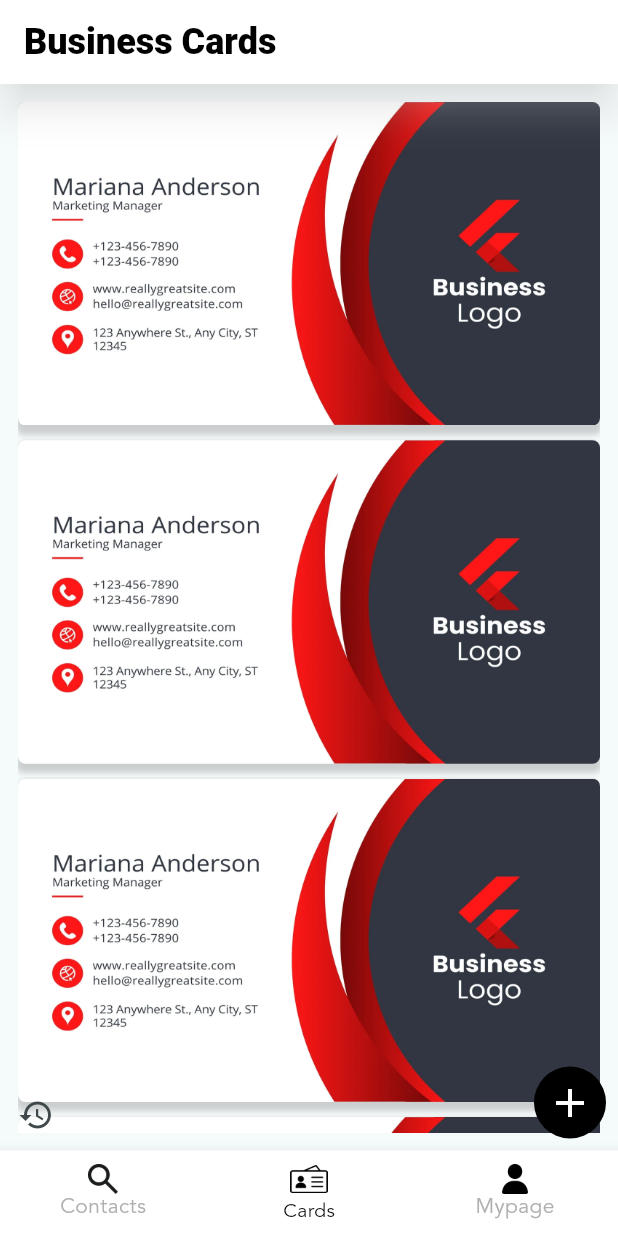
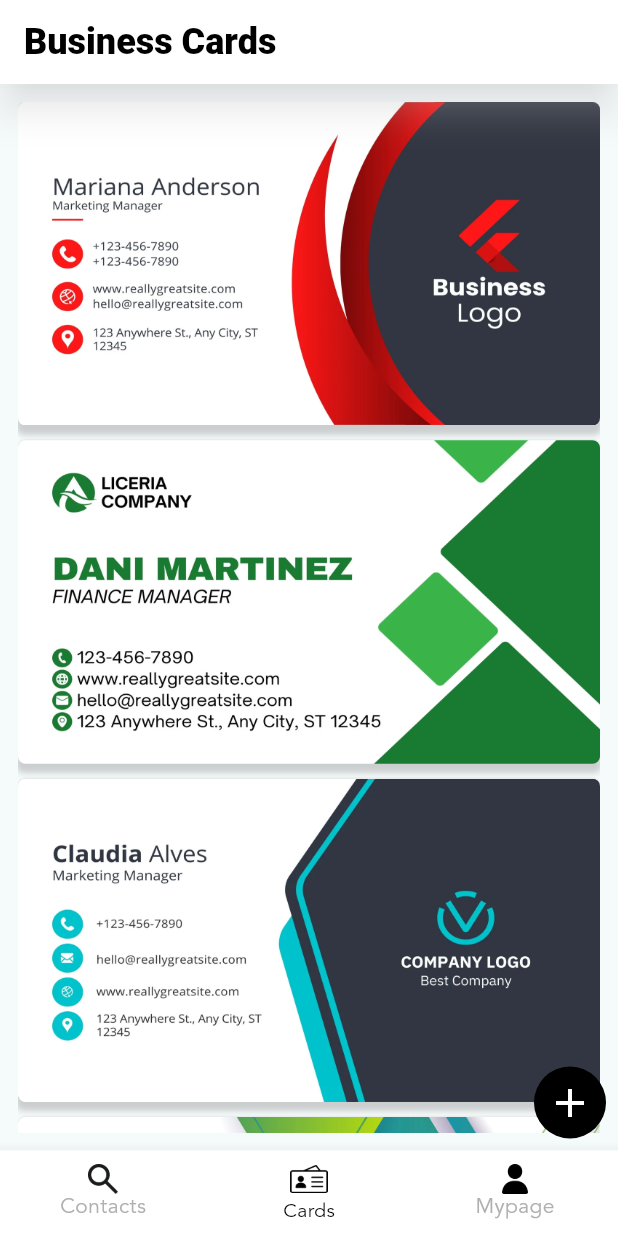
Before and after one commit to Unknown-Box/2024-Madcamp-week-1, a Flutter app: the screen it shows after launch, on a phone screen of 412 x 824 dp. Run offline on Flutter 3.47's test engine with Material 3 defaults, Android fonts, the light colour scheme and no system bars; our stand-ins replace flutter_expandable_fab, flutter_linkify, google_generative_ai, image_picker, sqflite; missing offline and left inert: cunning_document_scanner; accounts and stored records are empty; Roboto replaces fonts that are missing (RobotoSerif).

Commit message:
change app name, reverse mypage, rounding dummy card image

```diff
--- a/lib/src/pages/cards.dart
+++ b/lib/src/pages/cards.dart
@@ -86,7 +86,7 @@ class _CardsState extends State<Cards> {
                         image: DecorationImage(
                           // image: AssetImage(imagesList[index]),
                           image: imgPath.isEmpty
-                            ? AssetImage('assets/images/1.png')
+                            ? AssetImage('assets/images/${index % 20 + 1}.png')
                             : FileImage(File(imgPath)),
                           fit: BoxFit.fill,
                         ),
@@ -161,18 +161,6 @@ class _CardsState extends State<Cards> {
               ),
             ),
           ),
-          Align(
-            alignment: Alignment.bottomLeft,
-            child: IconButton(
-              onPressed: () async {
-                final dbDir = await getDatabasesPath();
-                const dbName = "cardrepo.db";
-                final dbPath = join(dbDir, dbName);
-                deleteDatabase(dbPath);
-              },
-              icon: const Icon(Icons.restore),
-            ),
-          )
         ]
       ),
     );
--- a/lib/src/pages/mypage.dart
+++ b/lib/src/pages/mypage.dart
@@ -532,7 +532,6 @@ class _MypageState extends State<Mypage> {
       ),
       body: Center(
         child: SingleChildScrollView(
-              reverse: true,
               padding: EdgeInsets.all(10),
               child: Column(
                 mainAxisAlignment: MainAxisAlignment.start,
```
Also changed, not shown: 1 other file.
